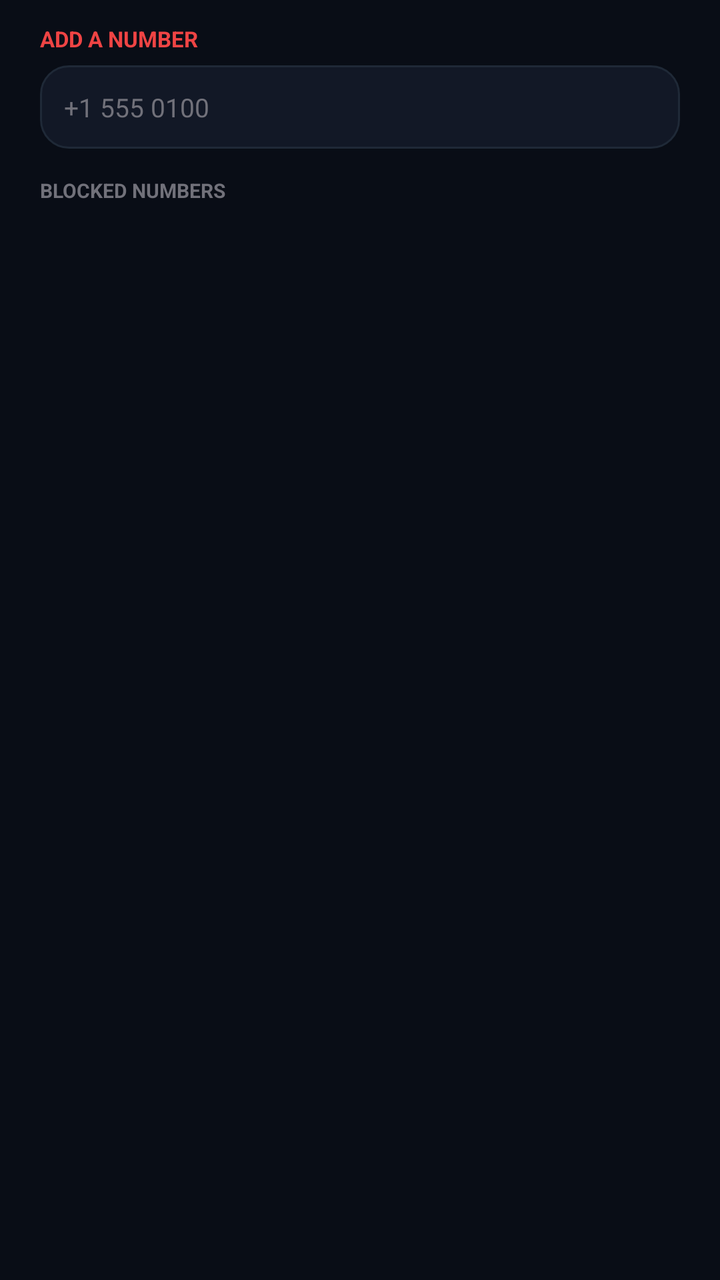
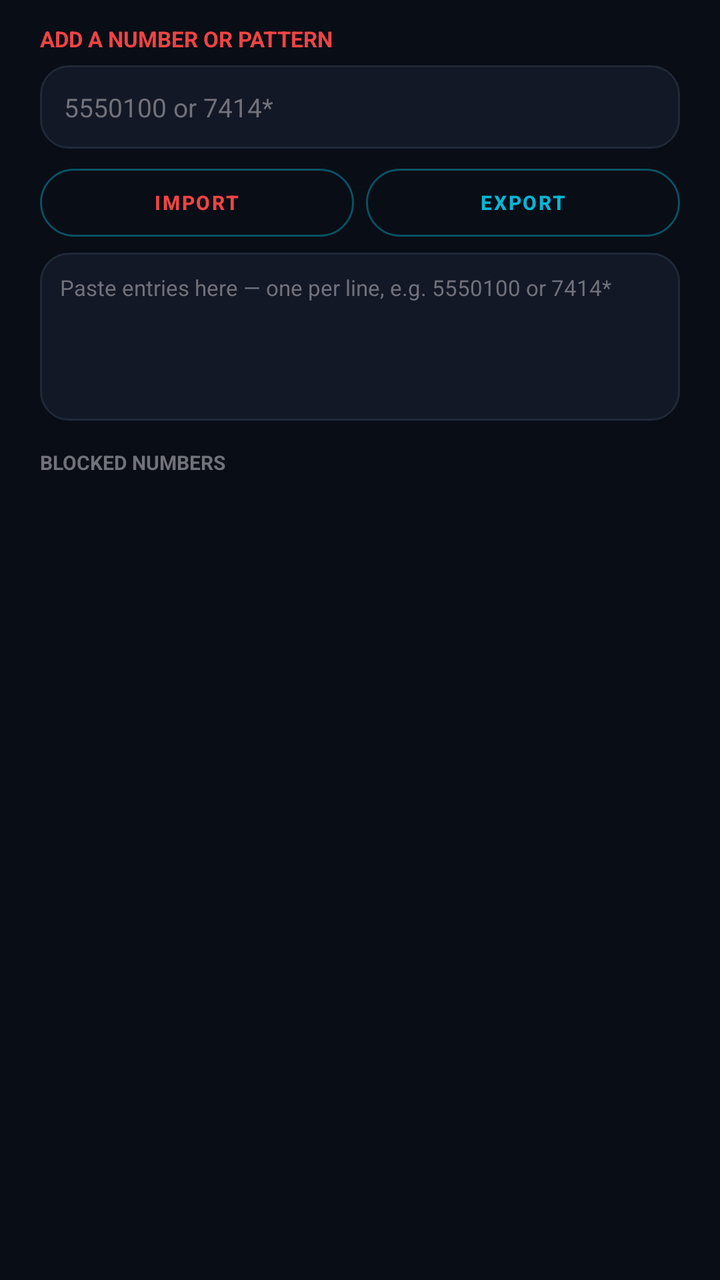

Before-and-after screenshots of an Android layout around one commit, followed by the original layout XML and the change that was made.
<!-- AndroidManifest.xml: application theme Theme.SentinalSecurity -->
<!-- res/layout/dialog_blocklist.xml -->
<?xml version="1.0" encoding="utf-8"?>
<LinearLayout xmlns:android="http://schemas.android.com/apk/res/android"
    android:layout_width="match_parent"
    android:layout_height="wrap_content"
    android:orientation="vertical"
    android:paddingStart="20dp"
    android:paddingTop="12dp"
    android:paddingEnd="20dp"
    android:paddingBottom="8dp">

    <TextView
        android:layout_width="match_parent"
        android:layout_height="wrap_content"
        android:text="ADD A NUMBER"
        android:textColor="@color/sentinal_red_bright"
        android:textSize="11sp"
        android:textStyle="bold" />

    <EditText
        android:id="@+id/numberInput"
        android:layout_width="match_parent"
        android:layout_height="wrap_content"
        android:layout_marginTop="6dp"
        android:background="@drawable/card_bg"
        android:hint="+1 555 0100"
        android:inputType="phone"
        android:padding="12dp"
        android:singleLine="true"
        android:textColor="@color/sentinal_text"
        android:textColorHint="@color/sentinal_faint"
        android:textSize="13sp" />

    <TextView
        android:layout_width="match_parent"
        android:layout_height="wrap_content"
        android:layout_marginTop="14dp"
        android:text="BLOCKED NUMBERS"
        android:textColor="@color/sentinal_faint"
        android:textSize="10sp"
        android:textStyle="bold" />

    <ScrollView
        android:layout_width="match_parent"
        android:layout_height="220dp"
        android:layout_marginTop="4dp"
        android:fadeScrollbars="true">

        <LinearLayout
            android:id="@+id/numberList"
            android:layout_width="match_parent"
            android:layout_height="wrap_content"
            android:orientation="vertical" />
    </ScrollView>
</LinearLayout>
<!-- resources referenced by this layout -->
<resources>
  <color name="sentinal_faint">#71717A</color>
  <color name="sentinal_red_bright">#EF4444</color>
  <color name="sentinal_text">#FAFAFA</color>
  <!-- drawable card_bg (drawable) -->
  <?xml version="1.0" encoding="utf-8"?>
  <shape xmlns:android="http://schemas.android.com/apk/res/android"
      android:shape="rectangle">
      <solid android:color="@color/sentinal_card" />
      <stroke android:width="1dp" android:color="@color/sentinal_border" />
      <corners android:radius="14dp" />
  </shape>
  <style name="Theme.SentinalSecurity" parent="Theme.MaterialComponents.DayNight.NoActionBar">
          <item name="colorPrimary">@color/sentinal_cyan</item>
          <item name="colorPrimaryDark">@color/sentinal_bg</item>
          <item name="colorAccent">@color/sentinal_cyan</item>
          <item name="android:windowBackground">@color/sentinal_bg</item>
          <item name="android:textColorPrimary">@color/sentinal_text</item>
          <item name="android:textColorSecondary">@color/sentinal_muted</item>
          <item name="android:windowLightStatusBar">false</item>
          <item name="android:statusBarColor">@color/sentinal_bg</item>
          <item name="android:navigationBarColor">@color/sentinal_bg</item>
      </style>
  <color name="sentinal_card">#121826</color>
  <color name="sentinal_border">#FF1F2937</color>
  <color name="sentinal_cyan">#06B6D4</color>
  <color name="sentinal_bg">#090D16</color>
  <color name="sentinal_muted">#A1A1AA</color>
</resources>

<!-- the commit's change to res/layout/dialog_blocklist.xml (unified diff, before → after) -->
@@ -11,7 +11,7 @@
     <TextView
         android:layout_width="match_parent"
         android:layout_height="wrap_content"
-        android:text="ADD A NUMBER"
+        android:text="ADD A NUMBER OR PATTERN"
         android:textColor="@color/sentinal_red_bright"
         android:textSize="11sp"
         android:textStyle="bold" />
@@ -22,13 +22,58 @@
         android:layout_height="wrap_content"
         android:layout_marginTop="6dp"
         android:background="@drawable/card_bg"
-        android:hint="+1 555 0100"
+        android:hint="5550100 or 7414*"
         android:inputType="phone"
         android:padding="12dp"
         android:singleLine="true"
         android:textColor="@color/sentinal_text"
         android:textColorHint="@color/sentinal_faint"
         android:textSize="13sp" />
+
+    <LinearLayout
+        android:layout_width="match_parent"
+        android:layout_height="wrap_content"
+        android:layout_marginTop="10dp"
+        android:orientation="horizontal">
+
+        <Button
+            android:id="@+id/importButton"
+            android:layout_width="0dp"
+            android:layout_height="34dp"
+            android:layout_weight="1"
+            android:text="IMPORT"
+            android:textColor="@color/sentinal_red_bright"
+            android:background="@drawable/pill_outline"
+            android:textSize="10sp"
+            android:textStyle="bold" />
+
+        <Button
+            android:id="@+id/exportButton"
+            android:layout_width="0dp"
+            android:layout_height="34dp"
+            android:layout_marginStart="6dp"
+            android:layout_weight="1"
+            android:text="EXPORT"
+            android:textColor="@color/sentinal_cyan"
+            android:background="@drawable/pill_outline"
+            android:textSize="10sp"
+            android:textStyle="bold" />
+    </LinearLayout>
+
+    <EditText
+        android:id="@+id/blocklistImportInput"
+        android:layout_width="match_parent"
+        android:layout_height="84dp"
+        android:layout_marginTop="8dp"
+        android:background="@drawable/card_bg"
+        android:gravity="top|start"
+        android:hint="Paste entries here — one per line, e.g. 5550100 or 7414*"
+        android:inputType="textMultiLine"
+        android:maxLines="4"
+        android:padding="10dp"
+        android:textColor="@color/sentinal_text"
+        android:textColorHint="@color/sentinal_faint"
+        android:textSize="11sp" />
 
     <TextView
         android:layout_width="match_parent"
<!-- resource entries referenced after the edit -->
@@ -11,6 +11,24 @@
       <stroke android:width="1dp" android:color="@color/sentinal_border" />
       <corners android:radius="14dp" />
   </shape>
+  <!-- drawable pill_outline (drawable) -->
+  <?xml version="1.0" encoding="utf-8"?>
+  <selector xmlns:android="http://schemas.android.com/apk/res/android">
+      <item android:state_pressed="true">
+          <shape android:shape="rectangle">
+              <solid android:color="@color/sentinal_border" />
+              <stroke android:width="1dp" android:color="@color/sentinal_cyan" />
+              <corners android:radius="100dp" />
+          </shape>
+      </item>
+      <item>
+          <shape android:shape="rectangle">
+              <solid android:color="@android:color/transparent" />
+              <stroke android:width="1dp" android:color="@color/sentinal_border_bright" />
+              <corners android:radius="100dp" />
+          </shape>
+      </item>
+  </selector>
   <style name="Theme.SentinalSecurity" parent="Theme.MaterialComponents.DayNight.NoActionBar">
           <item name="colorPrimary">@color/sentinal_cyan</item>
           <item name="colorPrimaryDark">@color/sentinal_bg</item>
@@ -24,6 +42,7 @@
       </style>
   <color name="sentinal_card">#121826</color>
   <color name="sentinal_border">#FF1F2937</color>
+  <color name="sentinal_border_bright">#6606B6D4</color>
   <color name="sentinal_cyan">#06B6D4</color>
   <color name="sentinal_bg">#090D16</color>
   <color name="sentinal_muted">#A1A1AA</color>
